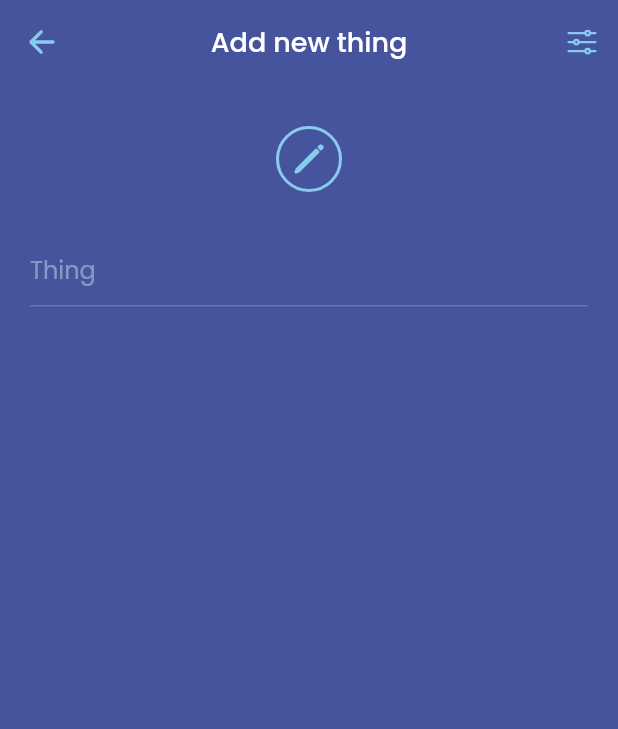
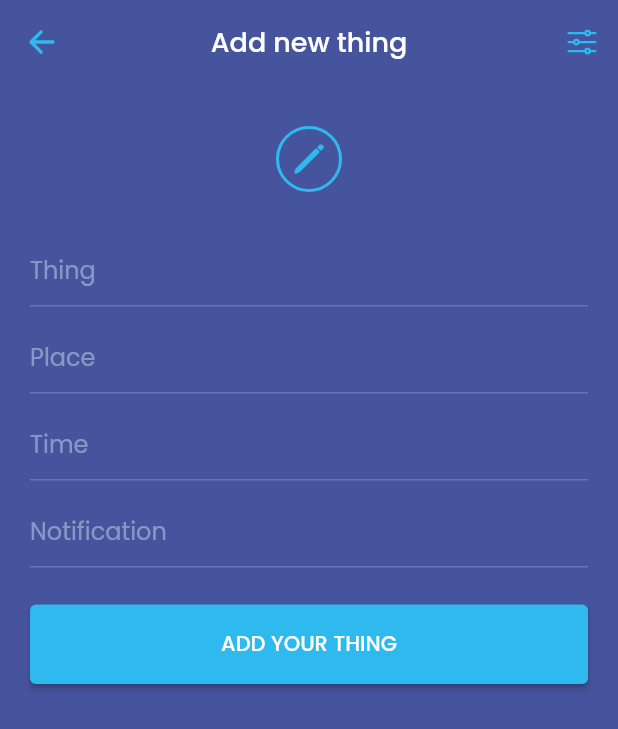
Before and after one commit to siddastic/dreamlist, a Flutter app: the screen it shows after launch, after a tap on an icon or button, on a phone screen of 412 x 824 dp. Shown: the top 729 px of the screen. Run offline on Flutter 3.47's test engine with Material 2 defaults, Android fonts, the phone set to English and light mode, and no system bars; our stand-ins replace google_fonts, ionicons.

Commit message:
primary button widget

```diff
--- a/lib/main.dart
+++ b/lib/main.dart
@@ -18,7 +18,7 @@
       theme: ThemeData(
         fontFamily: GoogleFonts.poppins().fontFamily,
         primarySwatch: Colors.blue,
-        primaryColor: const Color(0xff89cbf0),
+        primaryColor: const Color(0xff2EBAEF),
         scaffoldBackgroundColor: const Color(0xfffefefe),
         appBarTheme: const AppBarTheme(
           backgroundColor: Color(0xff46549e),
--- a/lib/screens/home/add_todo.dart
+++ b/lib/screens/home/add_todo.dart
@@ -1,4 +1,6 @@
 import 'package:dreamlist/widgets/input.dart';
+import 'package:dreamlist/widgets/primary_button.dart';
+import 'package:dreamlist/widgets/v_space.dart';
 import 'package:flutter/material.dart';
 import 'package:ionicons/ionicons.dart';
 
@@ -57,6 +59,23 @@ class AddTodoScreen extends StatelessWidget {
           Input(
             placeholder: "Thing",
           ),
+          VSpace(),
+          Input(
+            placeholder: "Place",
+          ),
+          VSpace(),
+          Input(
+            placeholder: "Time",
+          ),
+          VSpace(),
+          Input(
+            placeholder: "Notification",
+          ),
+          VSpace(h: 25),
+          PrimaryButton(
+            label: "ADD YOUR THING",
+            onPressed: () {},
+          ),
         ],
       ),
     );
--- /dev/null
+++ b/lib/widgets/primary_button.dart
@@ -0,0 +1,20 @@
+import 'package:flutter/material.dart';
+
+class PrimaryButton extends StatelessWidget {
+  final String label;
+  final void Function()? onPressed;
+  const PrimaryButton({Key? key, required this.label, this.onPressed})
+      : super(key: key);
+
+  @override
+  Widget build(BuildContext context) {
+    return ElevatedButton(
+      style: ElevatedButton.styleFrom(
+        padding: EdgeInsets.symmetric(vertical: 16),
+        primary: Theme.of(context).primaryColor,
+      ),
+      onPressed: onPressed,
+      child: Text(label),
+    );
+  }
+}
```
